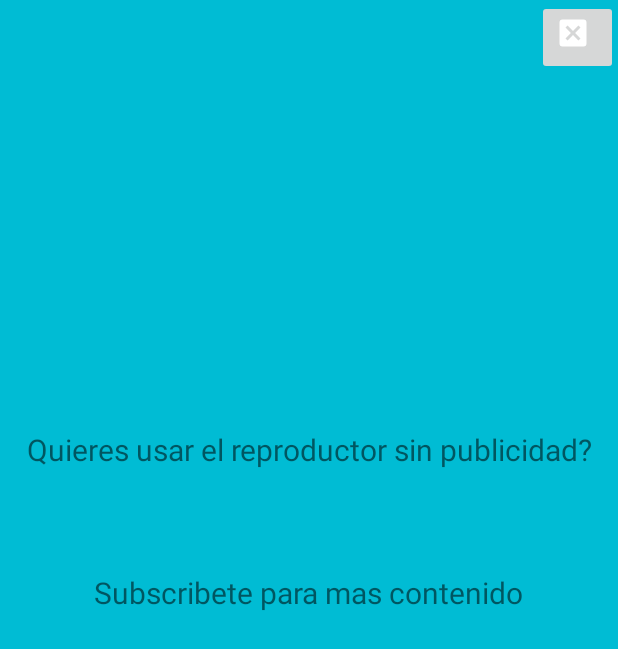
After one commit to marticv/ReproductorMultimedia, an Android app: the layout activity_pop_up_subcribe.xml on its own in the app's theme, with its tools: preview values and no code run, on a phone screen of 412 x 824 dp. The commit adds this screen. Shown: the top 649 px of the screen. Run offline under Robolectric (Android 15) with nearby library versions, the phone set to English and light mode, and no system bars.

Commit message:
App completada

```diff
--- /dev/null
+++ b/app/src/main/res/drawable/ic_close.xml
@@ -0,0 +1,8 @@
+<?xml version="1.0" encoding="utf-8"?>
+<vector xmlns:android="http://schemas.android.com/apk/res/android"
+    android:height="30dp"
+    android:width="30dp"
+    android:viewportWidth="30"
+    android:viewportHeight="30">
+    <path android:fillColor="#FFF" android:pathData="M19,3H16.3H7.7H5A2,2 0 0,0 3,5V7.7V16.4V19A2,2 0 0,0 5,21H7.7H16.4H19A2,2 0 0,0 21,19V16.3V7.7V5A2,2 0 0,0 19,3M15.6,17L12,13.4L8.4,17L7,15.6L10.6,12L7,8.4L8.4,7L12,10.6L15.6,7L17,8.4L13.4,12L17,15.6L15.6,17Z" />
+</vector>
--- /dev/null
+++ b/app/src/main/res/layout/activity_pop_up_subcribe.xml
@@ -0,0 +1,43 @@
+<?xml version="1.0" encoding="utf-8"?>
+<androidx.constraintlayout.widget.ConstraintLayout xmlns:android="http://schemas.android.com/apk/res/android"
+    xmlns:app="http://schemas.android.com/apk/res-auto"
+    xmlns:tools="http://schemas.android.com/tools"
+    android:layout_width="match_parent"
+    android:layout_height="match_parent"
+    android:background="#00BCD4"
+    tools:context=".PopUpSubcribe">
+
+
+    <TextView
+        android:id="@+id/textView"
+        android:layout_width="wrap_content"
+        android:layout_height="wrap_content"
+        android:text="Quieres usar el reproductor sin publicidad?"
+        android:textSize="20sp"
+        app:layout_constraintBottom_toBottomOf="parent"
+        app:layout_constraintEnd_toEndOf="parent"
+        app:layout_constraintHorizontal_bias="0.5"
+        app:layout_constraintStart_toStartOf="parent"
+        app:layout_constraintTop_toTopOf="parent"
+        app:layout_constraintVertical_bias="0.359" />
+
+    <TextView
+        android:id="@+id/textView2"
+        android:layout_width="wrap_content"
+        android:layout_height="wrap_content"
+        android:layout_marginTop="68dp"
+        android:text="Subscribete para mas contenido"
+        android:textSize="20sp"
+        app:layout_constraintEnd_toEndOf="parent"
+        app:layout_constraintStart_toStartOf="parent"
+        app:layout_constraintTop_toBottomOf="@+id/textView" />
+
+    <ImageButton
+        android:id="@+id/btClose"
+        android:layout_width="wrap_content"
+        android:layout_height="wrap_content"
+        android:src="@drawable/ic_close"
+        app:layout_constraintEnd_toEndOf="parent"
+        app:layout_constraintTop_toTopOf="parent" />
+
+</androidx.constraintlayout.widget.ConstraintLayout>
--- a/app/src/main/res/values/themes.xml
+++ b/app/src/main/res/values/themes.xml
@@ -13,4 +13,5 @@
         <item name="android:statusBarColor">?attr/colorPrimaryVariant</item>
         <!-- Customize your theme here. -->
     </style>
+
 </resources>
```
Also changed, not shown: app/src/main/AndroidManifest.xml (+9 -0 lines), app/src/main/java/com/marticurto/reproductormultimedia/MainActivity.kt (+75 -4 lines), app/src/main/java/com/marticurto/reproductormultimedia/PopUpSubcribe.kt (added, +26 -0 lines), app/src/main/res/layout/activity_main.xml (+27 -11 lines), 1 other file.
